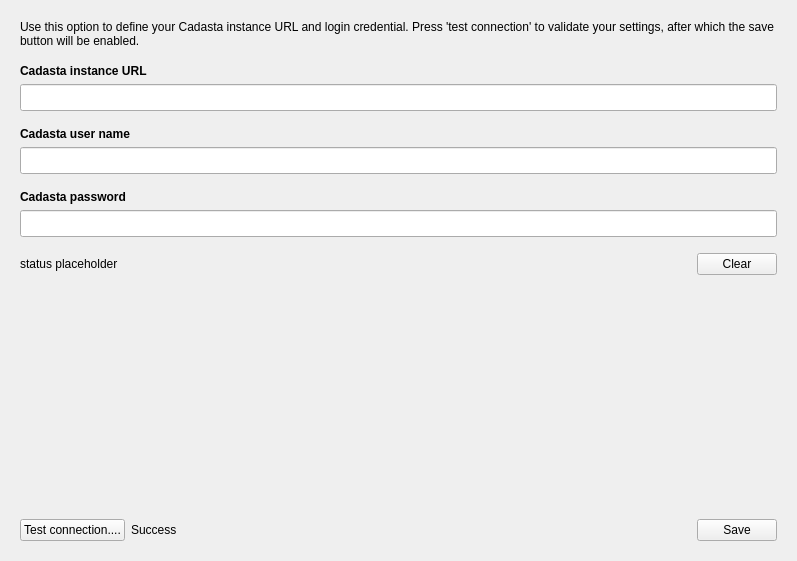
The window that cadasta/gui/ui/widget/options_widget.ui (Cadasta/cadasta-qgis-plugin) describes before a commit, drawn with Qt 5.
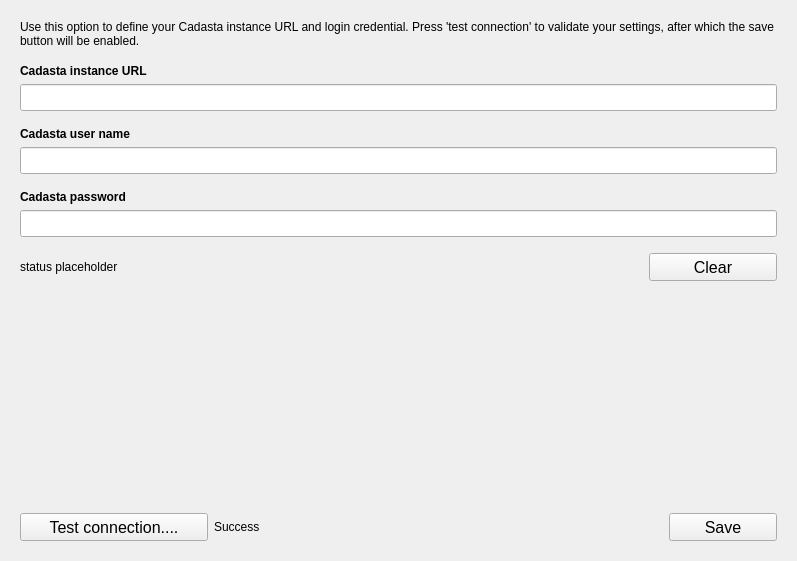
The same window after the commit.

Diff of the .ui file:
```diff
--- a/cadasta/gui/ui/widget/options_widget.ui
+++ b/cadasta/gui/ui/widget/options_widget.ui
@@ -256,6 +256,17 @@
          </item>
          <item>
           <widget class="QPushButton" name="clear_button">
+           <property name="font">
+            <font>
+             <pointsize>12</pointsize>
+            </font>
+           </property>
+           <property name="cursor">
+            <cursorShape>PointingHandCursor</cursorShape>
+           </property>
+           <property name="styleSheet">
+            <string notr="true">width: 120px; height: 20px; </string>
+           </property>
            <property name="text">
             <string>Clear</string>
            </property>
@@ -280,8 +291,16 @@
         <layout class="QHBoxLayout" name="horizontalLayout">
          <item>
           <widget class="QPushButton" name="test_connection_button">
+           <property name="font">
+            <font>
+             <pointsize>12</pointsize>
+            </font>
+           </property>
            <property name="cursor">
-            <cursorShape>OpenHandCursor</cursorShape>
+            <cursorShape>PointingHandCursor</cursorShape>
+           </property>
+           <property name="styleSheet">
+            <string notr="true">width: 180px; height: 20px; </string>
            </property>
            <property name="text">
             <string>Test connection....</string>
@@ -310,8 +329,16 @@
          </item>
          <item>
           <widget class="QPushButton" name="save_button">
+           <property name="font">
+            <font>
+             <pointsize>12</pointsize>
+            </font>
+           </property>
            <property name="cursor">
-            <cursorShape>OpenHandCursor</cursorShape>
+            <cursorShape>PointingHandCursor</cursorShape>
+           </property>
+           <property name="styleSheet">
+            <string notr="true">width: 100px; height: 20px; </string>
            </property>
            <property name="text">
             <string>Save</string>
```
